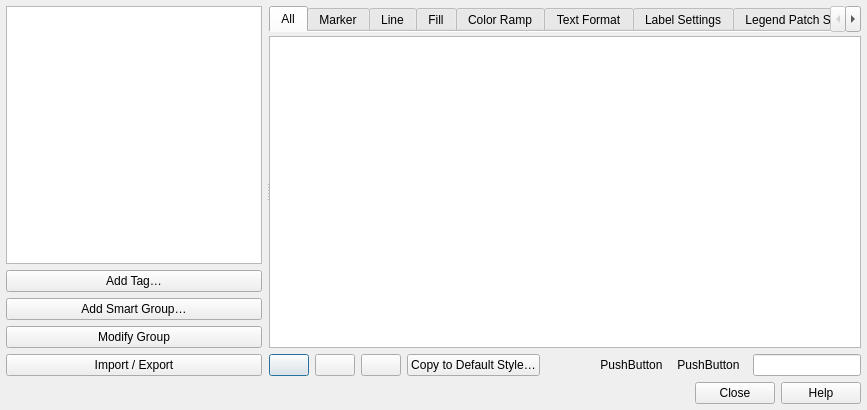
qgis/QGIS, file src/ui/qgsstylemanagerdialogbase.ui: the form before one commit.
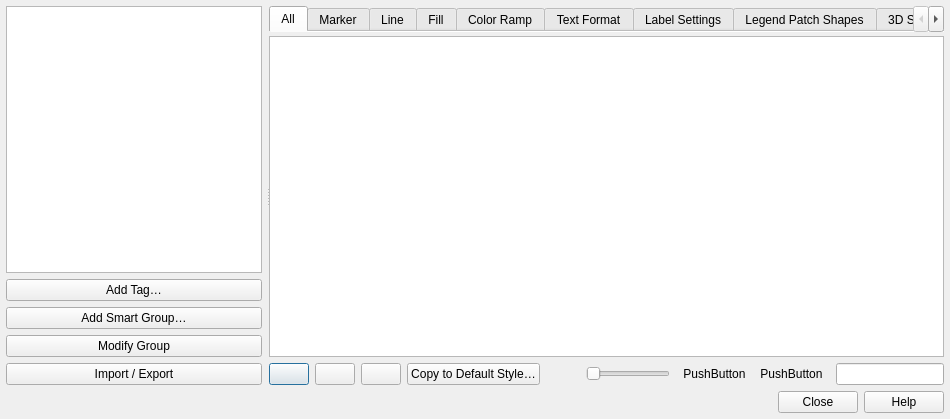
The form after the commit. Icons and pictures are not drawn. Custom widgets are drawn as their Qt base class.

Commit message:
[symbology] Add a thumbnail size slider to style manager dialog
Cos sometimes the thumbnail sizes are just too small to get a good
representation of a symbol!

Sponsored by North Road

```diff
--- a/src/ui/qgsstylemanagerdialogbase.ui
+++ b/src/ui/qgsstylemanagerdialogbase.ui
@@ -6,8 +6,8 @@
    <rect>
     <x>0</x>
     <y>0</y>
-    <width>867</width>
-    <height>410</height>
+    <width>950</width>
+    <height>419</height>
    </rect>
   </property>
   <property name="windowTitle">
@@ -212,6 +212,31 @@
            </property>
           </spacer>
          </item>
+         <item>
+          <widget class="QSlider" name="mSliderIconSize">
+           <property name="toolTip">
+            <string>Thumbnail size</string>
+           </property>
+           <property name="minimum">
+            <number>0</number>
+           </property>
+           <property name="maximum">
+            <number>10</number>
+           </property>
+           <property name="pageStep">
+            <number>1</number>
+           </property>
+           <property name="value">
+            <number>0</number>
+           </property>
+           <property name="tracking">
+            <bool>true</bool>
+           </property>
+           <property name="orientation">
+            <enum>Qt::Horizontal</enum>
+           </property>
+          </widget>
+         </item>
          <item>
           <layout class="QHBoxLayout" name="horizontalLayout_7">
            <property name="spacing">
```
Left out of the diff: 1 changed line with no effect on the pictures. The commit also changes 3 other files.
